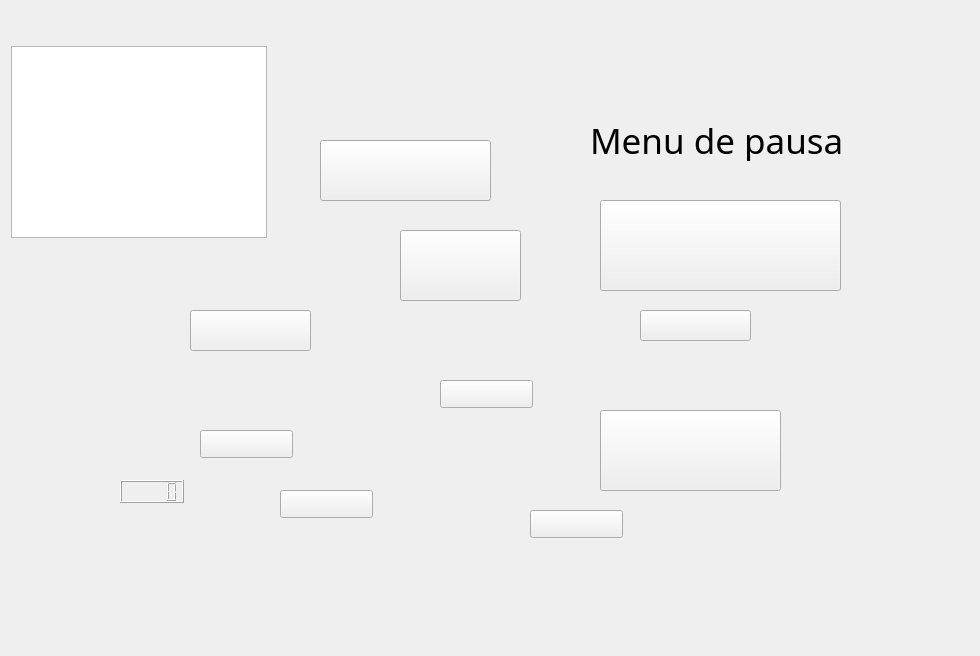
Old version of the form Avances del código/Juego/mainwindow.ui in the repository joseamorenom/Alma-Mater-Martial-Combat.
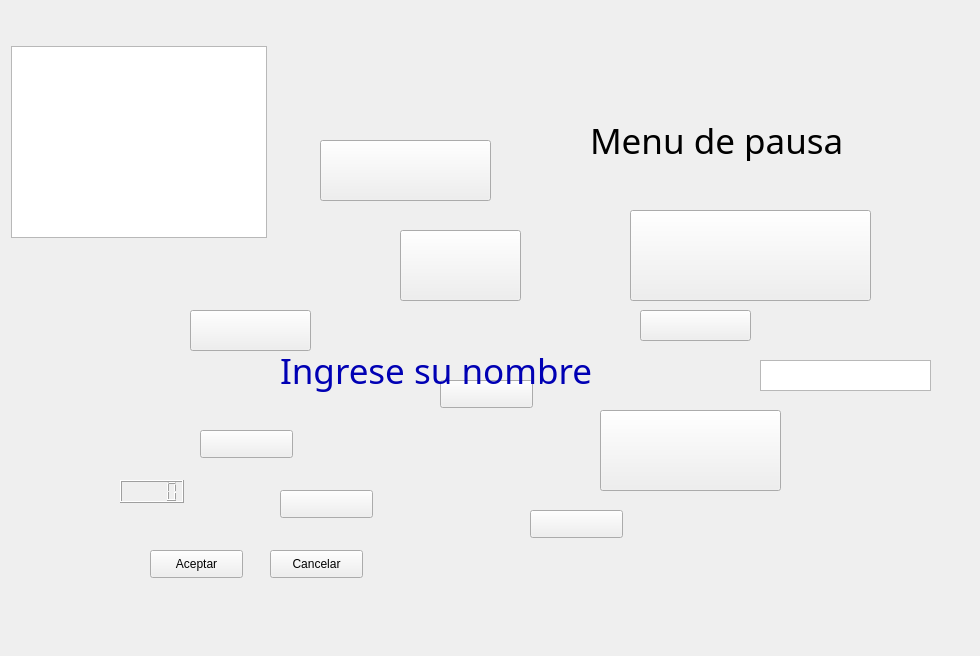
New version of the form. Icons and pictures are not drawn.

```diff
--- a/Avances del código/Juego/mainwindow.ui
+++ b/Avances del código/Juego/mainwindow.ui
@@ -248,8 +248,8 @@
    <widget class="QPushButton" name="btn_volver_menu">
     <property name="geometry">
      <rect>
-      <x>600</x>
-      <y>200</y>
+      <x>630</x>
+      <y>210</y>
       <width>241</width>
       <height>91</height>
      </rect>
@@ -265,9 +265,9 @@
     <property name="geometry">
      <rect>
       <x>420</x>
-      <y>510</y>
+      <y>430</y>
       <width>81</width>
-      <height>101</height>
+      <height>111</height>
      </rect>
     </property>
     <property name="styleSheet">
@@ -277,6 +277,87 @@
      <string/>
     </property>
    </widget>
+   <widget class="QLabel" name="ingrese_nom">
+    <property name="geometry">
+     <rect>
+      <x>280</x>
+      <y>340</y>
+      <width>481</width>
+      <height>61</height>
+     </rect>
+    </property>
+    <property name="font">
+     <font>
+      <family>Lucida Handwriting</family>
+      <pointsize>26</pointsize>
+     </font>
+    </property>
+    <property name="styleSheet">
+     <string notr="true">color: rgb(0, 0, 185);</string>
+    </property>
+    <property name="text">
+     <string>&lt;html&gt;&lt;head/&gt;&lt;body&gt;&lt;p&gt;&lt;span style=&quot; color:#0000b4;&quot;&gt;Ingrese su nombre &lt;/span&gt;&lt;/p&gt;&lt;/body&gt;&lt;/html&gt;</string>
+    </property>
+   </widget>
+   <widget class="QPushButton" name="btn_aceptar">
+    <property name="geometry">
+     <rect>
+      <x>150</x>
+      <y>550</y>
+      <width>93</width>
+      <height>28</height>
+     </rect>
+    </property>
+    <property name="text">
+     <string>Aceptar</string>
+    </property>
+   </widget>
+   <widget class="QPushButton" name="btn_cancelar">
+    <property name="geometry">
+     <rect>
+      <x>270</x>
+      <y>550</y>
+      <width>93</width>
+      <height>28</height>
+     </rect>
+    </property>
+    <property name="text">
+     <string>Cancelar</string>
+    </property>
+   </widget>
+   <widget class="QTextEdit" name="ingresar_usuario">
+    <property name="geometry">
+     <rect>
+      <x>760</x>
+      <y>360</y>
+      <width>171</width>
+      <height>31</height>
+     </rect>
+    </property>
+   </widget>
+   <widget class="QLabel" name="n_jugador1">
+    <property name="geometry">
+     <rect>
+      <x>40</x>
+      <y>260</y>
+      <width>181</width>
+      <height>51</height>
+     </rect>
+    </property>
+    <property name="font">
+     <font>
+      <family>Lucida Calligraphy</family>
+      <pointsize>16</pointsize>
+     </font>
+    </property>
+    <property name="styleSheet">
+     <string notr="true">
+color: rgb(0, 0, 0);</string>
+    </property>
+    <property name="text">
+     <string>&lt;html&gt;&lt;head/&gt;&lt;body&gt;&lt;p&gt;&lt;br/&gt;&lt;/p&gt;&lt;/body&gt;&lt;/html&gt;</string>
+    </property>
+   </widget>
    <zorder>graphicsView</zorder>
    <zorder>btn_1_jug</zorder>
    <zorder>btn_multi</zorder>
@@ -293,6 +374,11 @@
    <zorder>btn_salir</zorder>
    <zorder>btn_guardar</zorder>
    <zorder>pausa</zorder>
+   <zorder>ingrese_nom</zorder>
+   <zorder>btn_aceptar</zorder>
+   <zorder>btn_cancelar</zorder>
+   <zorder>ingresar_usuario</zorder>
+   <zorder>n_jugador1</zorder>
   </widget>
  </widget>
  <resources/>
```
